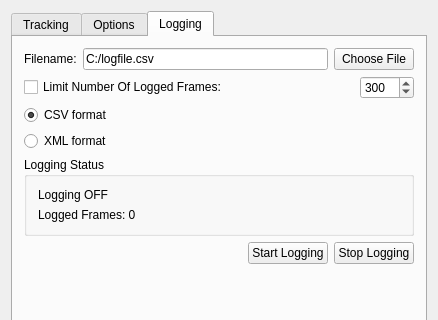
Above: Plugins/org.mitk.gui.qt.igttracking/src/internal/QmitkMITKIGTTrackingToolboxViewControls.ui from MITK/MITK before the change; both pictures show x 0 to 438 and y 0 to 320 of the 438 by 1001 pixel window. Below: the same form after it.
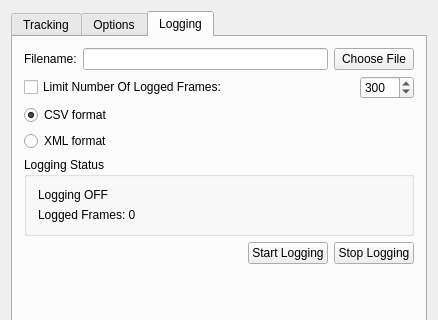
That is the form after the change. The open tabs and pages were chosen to show the change. Custom widgets are drawn as their Qt base class.

Commit message: Using users home directory as default path.

What changed in the file:
```diff
--- a/Plugins/org.mitk.gui.qt.igttracking/src/internal/QmitkMITKIGTTrackingToolboxViewControls.ui
+++ b/Plugins/org.mitk.gui.qt.igttracking/src/internal/QmitkMITKIGTTrackingToolboxViewControls.ui
@@ -536,11 +536,7 @@
           </widget>
          </item>
          <item>
-          <widget class="QLineEdit" name="m_LoggingFileName">
-           <property name="text">
-            <string>C:/logfile.csv</string>
-           </property>
-          </widget>
+          <widget class="QLineEdit" name="m_LoggingFileName"/>
          </item>
          <item>
           <widget class="QPushButton" name="m_ChooseFile">
```
The commit also changes 1 other file.
